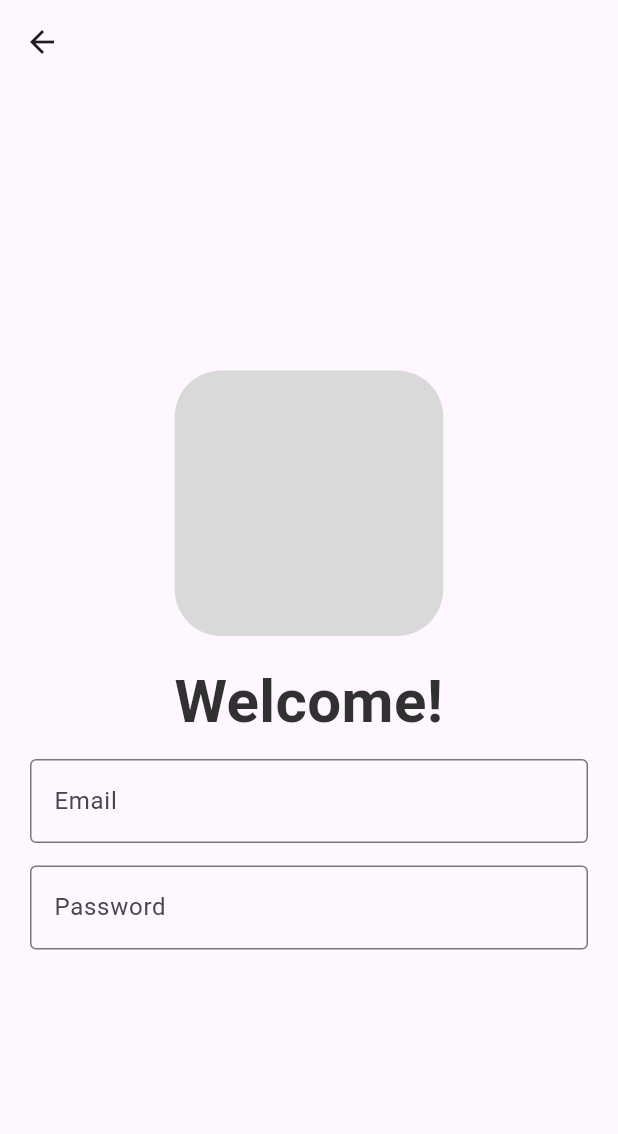
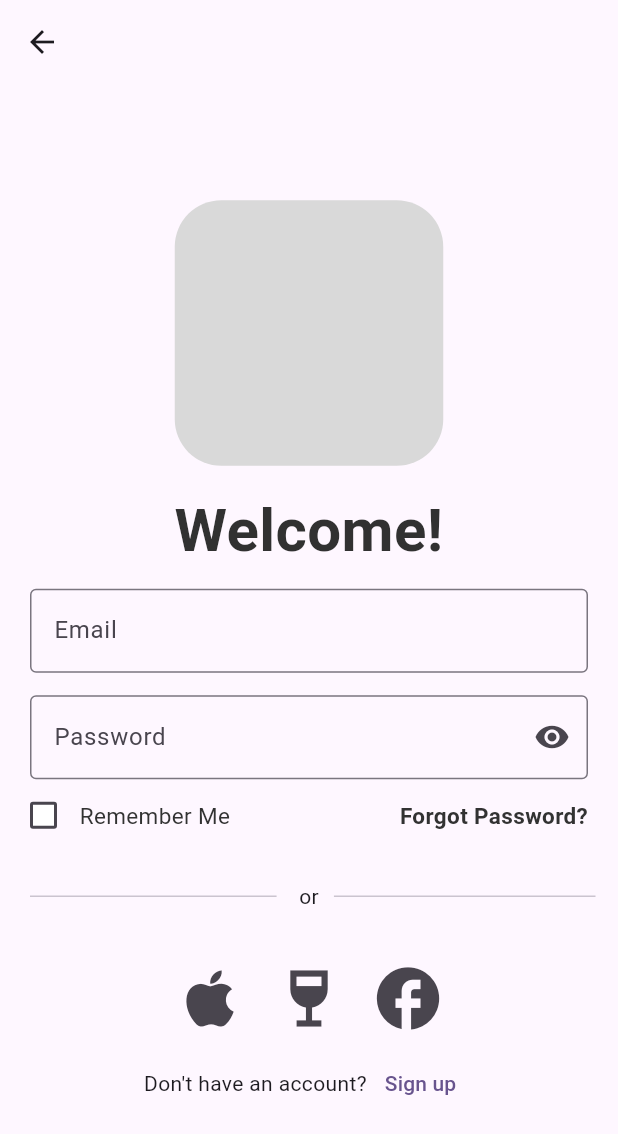
Before and after one commit to Codelab-Davis/password-manager, a Flutter app: the Login screen opened directly, on a phone screen of 412 x 824 dp. Shown: the top 1134 px of the screen. Run offline on Flutter 3.47's test engine with Material 3 defaults, Android fonts, the phone set to English and light mode, and no system bars; our stand-ins replace timezone; missing offline and left inert: clipboard, otp, qr_code_scanner; Roboto replaces fonts that are missing (Outfit).

Commit message:
Feature: Horizontal divider, third-party sign in

```diff
--- a/lib/login.dart
+++ b/lib/login.dart
@@ -1,4 +1,7 @@
+import 'package:flutter/cupertino.dart';
 import 'package:flutter/material.dart';
+import 'package:flutter/rendering.dart';
+import 'package:flutter/widgets.dart';
 
 class Login extends StatefulWidget {
   const Login({super.key});
@@ -8,8 +11,16 @@ class Login extends StatefulWidget {
 }
 
 class _LoginState extends State<Login> {
+  bool checked = false;
+  bool showPassword = true;
 
-  var checked = false;
+  Color getColor(Set<MaterialState> states) {
+    if (checked) {
+      return Colors.black;
+    } else {
+      return Colors.white;
+    }
+  }
 
   @override
   Widget build(BuildContext context) {
@@ -61,16 +72,130 @@ class _LoginState extends State<Login> {
                 const SizedBox(
                   height: 15,
                 ),
-                const Padding(
-                  padding: EdgeInsets.only(
+                Padding(
+                  padding: const EdgeInsets.only(
                       left: 20.0,
                       right:
                           20.0), // Adds padding of 20 pixels to the left and right
                   child: TextField(
+                    obscureText: showPassword,
                     decoration: InputDecoration(
-                        border: OutlineInputBorder(), hintText: 'Password'),
+                      border: OutlineInputBorder(),
+                      hintText: 'Password',
+                      suffixIcon: IconButton(
+                        icon: Icon(showPassword
+                            ? Icons.visibility
+                            : Icons.visibility_off),
+                        onPressed: () {
+                          setState(
+                            () {
+                              showPassword = !showPassword;
+                            },
+                          );
+                        },
+                      ),
+                    ),
                   ),
                 ),
+                Row(
+                  mainAxisAlignment: MainAxisAlignment.spaceBetween,
+                  children: [
+                    Row(
+                      children: [
+                        const SizedBox(width: 5),
+                        Checkbox(
+                          fillColor:
+                              MaterialStateProperty.resolveWith(getColor),
+                          checkColor: Colors.white,
+                          value: checked,
+                          onChanged: (bool? value) {
+                            setState(() {
+                              checked = value!;
+                            });
+                          },
+                        ),
+                        const Text(
+                          'Remember Me',
+                          style: TextStyle(
+                            color: Color(0xFF323232),
+                            fontSize: 15,
+                            fontFamily: 'Outfit',
+                            fontWeight: FontWeight.w400,
+                            height: 0.06,
+                          ),
+                        ),
+                      ],
+                    ),
+                    const Row(
+                      children: [
+                        Text(
+                          'Forgot Password?',
+                          style: TextStyle(
+                            color: Color(0xFF323232),
+                            fontSize: 15,
+                            fontFamily: 'Outfit',
+                            fontWeight: FontWeight.bold,
+                            height: 0.06,
+                          ),
+                        ),
+                        SizedBox(width: 20),
+                      ],
+                    ),
+                  ],
+                ),
+                const SizedBox(
+                  height: 20,
+                ),
+                Row(
+                  children: [
+                    Expanded(
+                      child: Container(
+                        margin: const EdgeInsets.only(left: 20.0, right: 15.0),
+                        child: const Divider(),
+                      ),
+                    ),
+                    const Text("or"),
+                    Expanded(
+                      child: Container(
+                        margin: const EdgeInsets.only(left: 10.0, right: 15.0),
+                        child: const Divider(),
+                      ),
+                    ),
+                  ],
+                ),
+                const SizedBox(
+                  height: 25,
+                ),
+                Row(
+                  mainAxisAlignment: MainAxisAlignment.center,
+                  children: [
+                    IconButton(
+                      icon: const Icon(Icons.apple),
+                      iconSize: 50,
+                      onPressed: () {},
+                    ),
+                    IconButton(
+                      icon: const Icon(Icons.wine_bar),
+                      iconSize: 50,
+                      onPressed: () {},
+                    ),
+                    IconButton(
+                      icon: const Icon(Icons.facebook),
+                      iconSize: 50,
+                      onPressed: () {},
+                    )
+                  ],
+                ),
+                Row(
+                  mainAxisAlignment: MainAxisAlignment.center,
+                  children: [
+                    Text("Don't have an account?"),
+                    TextButton(
+                      child: const Text('Sign up'),
+                      onPressed: () {},
+                    )
+                  ],
+                )
               ],
             ),
           ),
@@ -79,82 +204,3 @@ class _LoginState extends State<Login> {
     );
   }
 }
-
-/*
-class Login extends StatelessWidget {
-  const Login({super.key});
-
-  @override
-
-  Widget build(BuildContext context) {
-    return Scaffold(
-      appBar: AppBar(),
-      body: Stack(
-        children: [
-          Center(
-            child: Column(
-              mainAxisAlignment: MainAxisAlignment.center,
-              children: [
-                Container(
-                  width: 179,
-                  height: 177,
-                  decoration: ShapeDecoration(
-                    color: const Color(0xFFD9D9D9),
-                    shape: RoundedRectangleBorder(
-                      borderRadius: BorderRadius.circular(31),
-                    ),
-                  ),
-                ),
-                const SizedBox(
-                  height: 20,
-                ),
-                const Text(
-                  'Welcome!',
-                  textAlign: TextAlign.center,
-                  style: TextStyle(
-                    color: Color(0xFF313131),
-                    fontSize: 40,
-                    fontFamily: 'Outfit',
-                    fontWeight: FontWeight.w700,
-                    height: 0,
-                  ),
-                ),
-                const SizedBox(
-                  height: 15,
-                ),
-                const Padding(
-                  padding: EdgeInsets.only(
-                      left: 20.0,
-                      right:
-                          20.0), // Adds padding of 20 pixels to the left and right
-                  child: TextField(
-                    decoration: InputDecoration(
-                        border: OutlineInputBorder(), hintText: 'Email'),
-                  ),
-                ),
-                const SizedBox(
-                  height: 15,
-                ),
-                const Padding(
-                  padding: EdgeInsets.only(
-                      left: 20.0,
-                      right:
-                          20.0), // Adds padding of 20 pixels to the left and right
-                  child: TextField(
-                    decoration: InputDecoration(
-                        border: OutlineInputBorder(), hintText: 'Password'),
-                  ),
-                ),
-                Row(children: [
-                  Checkbox(value: checked, onChanged: )
-                ],),
-              ],
-            ),
-          ),
-        ],
-      ),
-    );
-  }
-}
-
-*/
```
